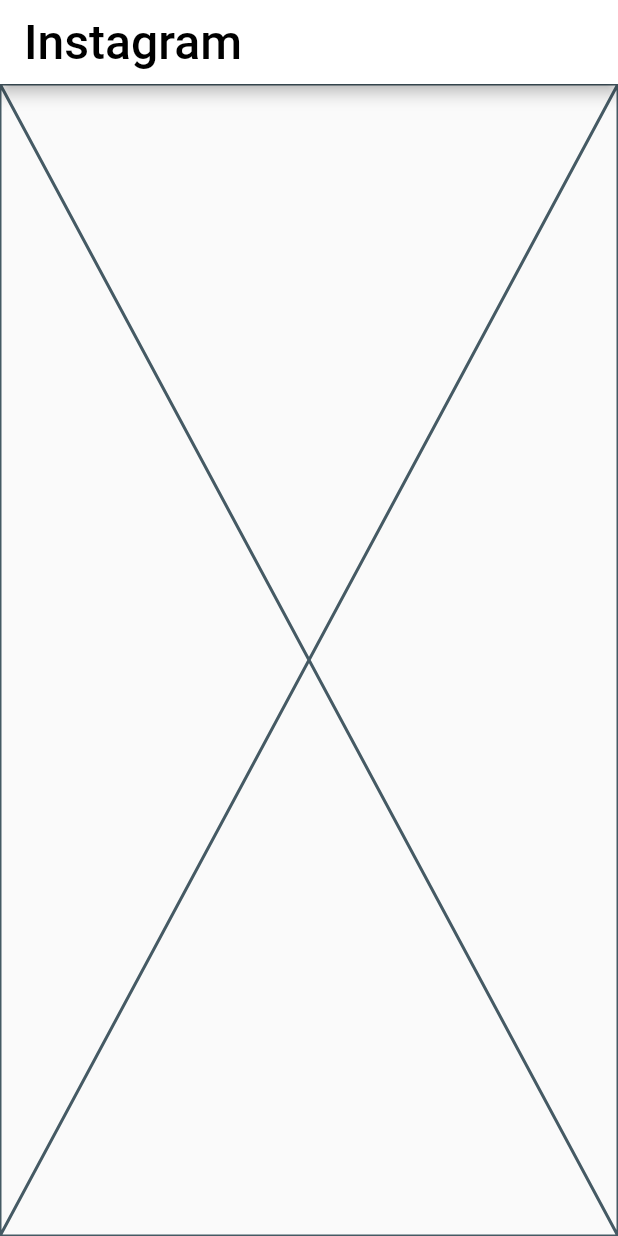
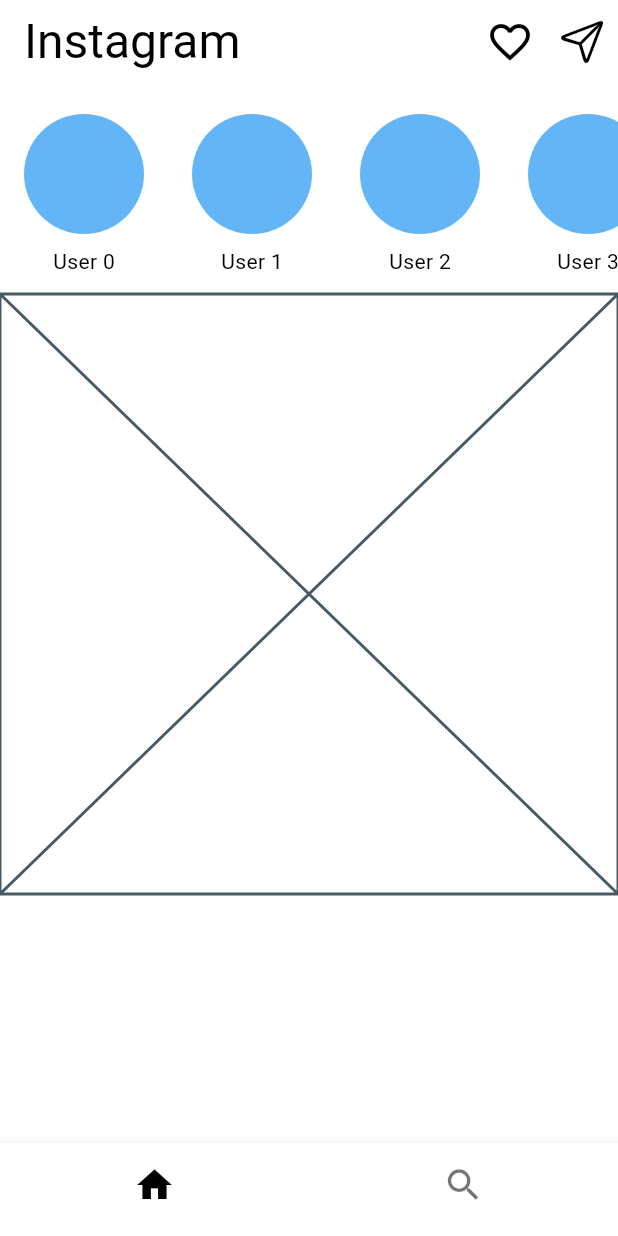
Before and after one commit to KIM602/flutter_part2_insta_clone, a Flutter app: the screen it shows after launch, on a phone screen of 412 x 824 dp. Run offline on Flutter 3.47's test engine with Material 2 defaults, Android fonts, the phone set to English and light mode, and no system bars; our stand-ins replace google_fonts.

Commit message:
인스타 story 화면 구현

```diff
--- /dev/null
+++ b/lib/body.dart
@@ -0,0 +1,17 @@
+import 'package:flutter/material.dart';
+import 'package:part2_insta_clone/screen/home_screen.dart';
+import 'package:part2_insta_clone/screen/search_screen.dart';
+
+class InstaBody extends StatelessWidget {
+  final int index;
+  const InstaBody({required this.index, super.key});
+
+  @override
+  Widget build(BuildContext context) {
+    if (index == 0) {
+      return const HomeScreen();
+    }
+
+    return const SearchScreen();
+  }
+}
--- a/lib/main.dart
+++ b/lib/main.dart
@@ -1,6 +1,7 @@
 import 'package:flutter/cupertino.dart';
 import 'package:flutter/material.dart';
 import 'package:google_fonts/google_fonts.dart';
+import 'package:part2_insta_clone/body.dart';
 
 void main() {
   runApp(const InstaCloneApp());
@@ -17,27 +18,67 @@ class InstaCloneApp extends StatelessWidget {
           primary: Colors.white,
           secondary: Colors.black,
         ),
+        bottomNavigationBarTheme: const BottomNavigationBarThemeData(
+          showSelectedLabels: false,
+          showUnselectedLabels: false,
+          selectedItemColor: Colors.black,
+        ),
+        useMaterial3: true,
       ),
       home: const InstaCloneHome(),
     );
   }
 }
 
-class InstaCloneHome extends StatelessWidget {
+class InstaCloneHome extends StatefulWidget {
   const InstaCloneHome({super.key});
+
+  @override
+  State<InstaCloneHome> createState() => _InstaCloneHomeState();
+}
+
+class _InstaCloneHomeState extends State<InstaCloneHome> {
+  late int index = 0;
+
+  @override
+  void initState() {
+    super.initState();
+    index = 0;
+  }
 
   @override
   Widget build(BuildContext context) {
     return Scaffold(
       appBar: AppBar(
-        title: Text('Instagram', style: GoogleFonts.lobsterTwo(color: Colors.black, fontSize: 32),),
+        title: Text(
+          'Instagram',
+          style: GoogleFonts.lobsterTwo(color: Colors.black, fontSize: 32),
+        ),
         centerTitle: false,
         actions: [
-          Icon(Icons.favorite_outline),
-          Icon(CupertinoIcons.paperplane),
+          IconButton(
+            icon: const Icon(Icons.favorite_outline, size: 32,),
+            onPressed: () {
+              print('Tab favorite');
+            },
+          ),
+          IconButton(
+            icon: const Icon(CupertinoIcons.paperplane, size: 32,),
+            onPressed: () {
+              print('Tab paperplane');
+            },
+          ),
         ],
       ),
-      body: const Placeholder(),
+      body: InstaBody(index: index),
+      bottomNavigationBar: BottomNavigationBar(
+        currentIndex: index,
+        onTap: (newIndex) => setState(() => index = newIndex),
+        items: const [
+          BottomNavigationBarItem(icon: Icon(Icons.home, size: 28,), label: 'Home'),
+          BottomNavigationBarItem(icon: Icon(Icons.search, size: 28,), label: 'Search'),
+        ],
+      ),
     );
   }
 }
--- /dev/null
+++ b/lib/screen/home_screen.dart
@@ -0,0 +1,71 @@
+import 'package:flutter/material.dart';
+
+class HomeScreen extends StatelessWidget {
+  const HomeScreen({super.key});
+
+  @override
+  Widget build(BuildContext context) {
+    return const SingleChildScrollView(
+      child: Column(
+        children: [
+          StoryArea(),
+          FeedList(),
+        ]
+      ),
+    );
+  }
+}
+
+class StoryArea extends StatelessWidget {
+  const StoryArea({super.key});
+
+  @override
+  Widget build(BuildContext context) {
+    return SingleChildScrollView(
+      scrollDirection: Axis.horizontal,
+      child: Row(
+        children: List.generate(10, (index) => UserStory(userName: 'User $index')),
+      ),
+    );
+  }
+}
+
+class UserStory extends StatelessWidget {
+  final String userName;
+
+  const UserStory({
+    required this.userName,
+    super.key,
+  });
+
+
+  @override
+  Widget build(BuildContext context) {
+    return Padding(
+      padding: const EdgeInsets.symmetric(horizontal: 8.0, vertical: 12),
+      child: Column(
+        children: [
+          Container(
+            width: 80,
+            height: 80,
+            margin: const EdgeInsets.symmetric(vertical: 8, horizontal: 8),
+            decoration: BoxDecoration(
+              color: Colors.blue.shade300,
+              borderRadius: BorderRadius.circular(40)
+            ),
+          ),
+          Text(userName),
+        ],
+      ),
+    );
+  }
+}
+
+class FeedList extends StatelessWidget {
+  const FeedList({super.key});
+
+  @override
+  Widget build(BuildContext context) {
+    return const Placeholder();
+  }
+}
--- /dev/null
+++ b/lib/screen/search_screen.dart
@@ -0,0 +1,12 @@
+import 'package:flutter/material.dart';
+
+class SearchScreen extends StatelessWidget {
+  const SearchScreen({super.key});
+
+  @override
+  Widget build(BuildContext context) {
+    return const Center(
+      child: Icon(Icons.search, size: 100,),
+    );
+  }
+}
```
